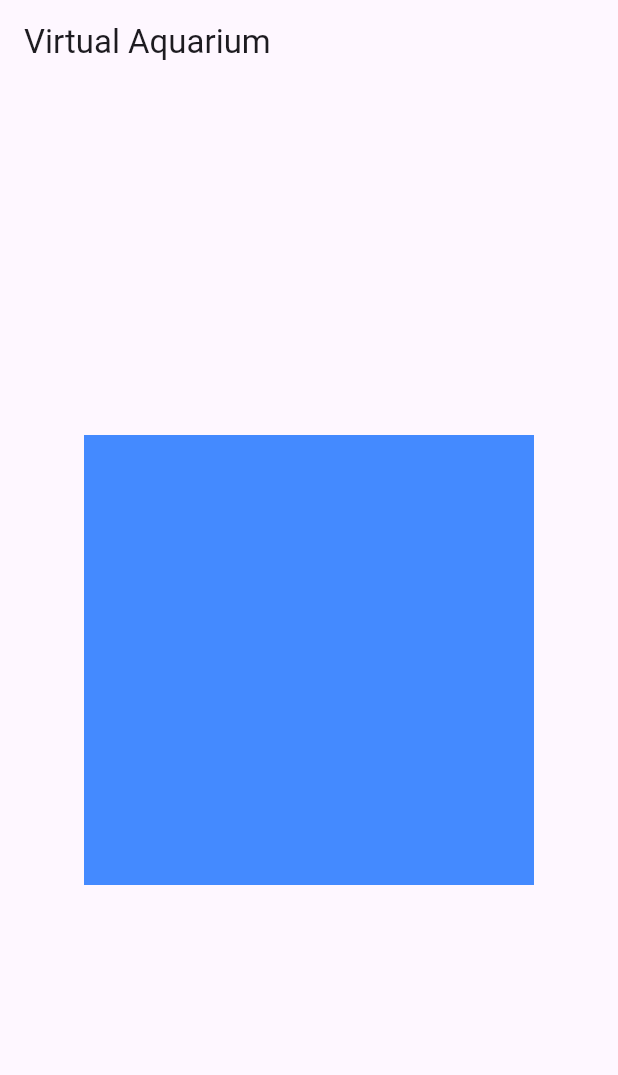
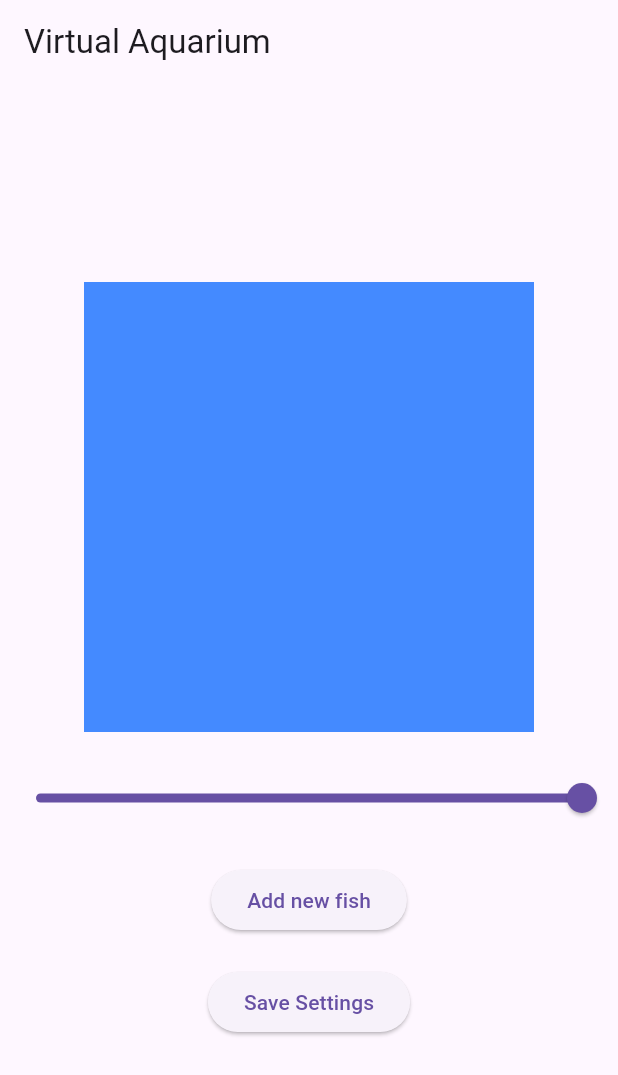
Before and after one commit to iKeiNagai/Mobile-Apps, a Flutter app: the screen it shows after launch, on a phone screen of 412 x 824 dp. Shown: the top 1075 px of the screen. Run offline on Flutter 3.47's test engine with Material 3 defaults, Android fonts, the phone set to English and light mode, and no system bars; missing offline and left inert: window_size.

Commit message:
added slider, new fish button, and save settings

```diff
--- a/virtual_aquarium/lib/main.dart
+++ b/virtual_aquarium/lib/main.dart
@@ -38,7 +38,23 @@ class _virtualAquarium extends State<virtualAquarium> with SingleTickerProviderS
                   color: Colors.blueAccent,
                   border: Border.all(color: Colors.blueAccent)
                 ),
-              )
+              ),
+              SizedBox(height: 20),
+              Slider(
+                value: 1,
+                onChanged: (value){}
+              ),
+              SizedBox(height: 20),
+              ElevatedButton(
+                onPressed: (){},
+                child: Text('Add new fish')
+              ),
+              SizedBox(height: 20),
+              ElevatedButton(
+                onPressed: (){
+
+                },
+                child: Text('Save Settings'))
             ],
           ),
       ),
```
